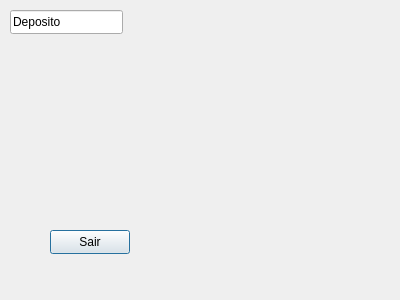
YagoConstantino/SistemaBancario, file Projeto/fazerdeposito.ui: the form before one commit.
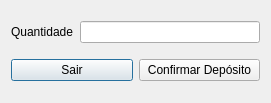
The form after the commit.

What changed in the file:
```diff
--- a/Projeto/fazerdeposito.ui
+++ b/Projeto/fazerdeposito.ui
@@ -6,39 +6,51 @@
    <rect>
     <x>0</x>
     <y>0</y>
-    <width>400</width>
-    <height>300</height>
+    <width>271</width>
+    <height>103</height>
    </rect>
   </property>
   <property name="windowTitle">
    <string>Dialog</string>
   </property>
-  <widget class="QLineEdit" name="lineEdit">
-   <property name="geometry">
-    <rect>
-     <x>10</x>
-     <y>10</y>
-     <width>113</width>
-     <height>24</height>
-    </rect>
-   </property>
+  <layout class="QHBoxLayout" name="horizontalLayout_3">
+   <item>
+    <layout class="QVBoxLayout" name="verticalLayout">
+     <item>
+      <layout class="QHBoxLayout" name="horizontalLayout">
+       <item>
+        <widget class="QLabel" name="label">
    <property name="text">
-    <string>Deposito</string>
-   </property>
-  </widget>
+          <string>Quantidade</string>
+         </property>
+        </widget>
+       </item>
+       <item>
+        <widget class="QLineEdit" name="QtdDeposito"/>
+       </item>
+      </layout>
+     </item>
+     <item>
+      <layout class="QHBoxLayout" name="horizontalLayout_2">
+       <item>
   <widget class="QPushButton" name="Sair">
-   <property name="geometry">
-    <rect>
-     <x>50</x>
-     <y>230</y>
-     <width>80</width>
-     <height>24</height>
-    </rect>
-   </property>
    <property name="text">
     <string>Sair</string>
    </property>
   </widget>
+       </item>
+       <item>
+        <widget class="QPushButton" name="ConfirmaButton">
+         <property name="text">
+          <string>Confirmar Depósito</string>
+         </property>
+        </widget>
+       </item>
+      </layout>
+     </item>
+    </layout>
+   </item>
+  </layout>
  </widget>
  <resources/>
  <connections/>
```
Lines whose indentation alone changed are shown as unchanged.
